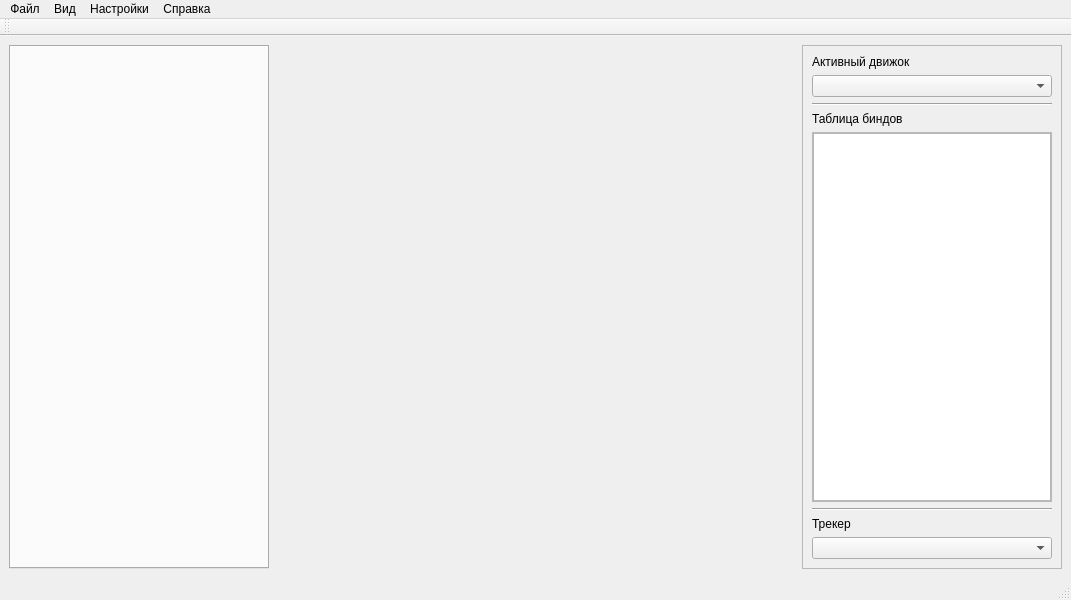
Qt form mainwindow.ui (SpaceBirbMan/RCubiqStudio) before a commit.
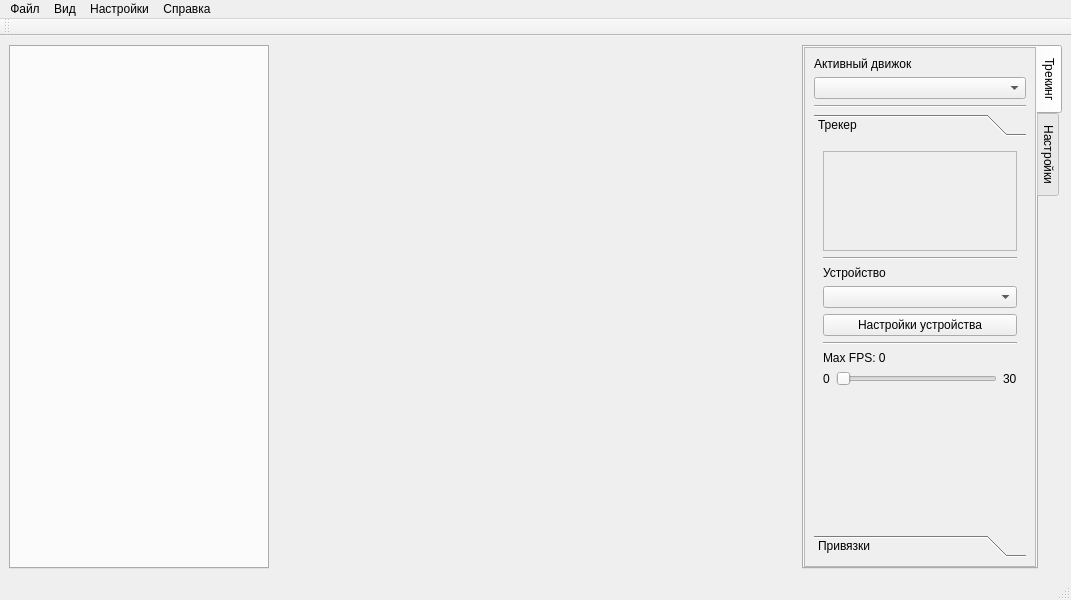
The same form after that commit.

The edit to the form file:
```diff
--- a/mainwindow.ui
+++ b/mainwindow.ui
@@ -21,8 +21,49 @@
     </sizepolicy>
    </property>
    <layout class="QGridLayout" name="gridLayout_2" columnstretch="3,6,3">
+    <item row="0" column="1">
+     <widget class="QWidget" name="viewport" native="true"/>
+    </item>
+    <item row="0" column="0">
+     <widget class="QTabWidget" name="leftPanel">
+      <property name="tabPosition">
+       <enum>QTabWidget::TabPosition::West</enum>
+      </property>
+      <property name="currentIndex">
+       <number>-1</number>
+      </property>
+      <property name="movable">
+       <bool>true</bool>
+      </property>
+     </widget>
+    </item>
     <item row="0" column="2">
-     <widget class="QScrollArea" name="rightPanel">
+     <widget class="QTabWidget" name="rightPanel">
+      <property name="tabPosition">
+       <enum>QTabWidget::TabPosition::East</enum>
+      </property>
+      <property name="currentIndex">
+       <number>0</number>
+      </property>
+      <widget class="QWidget" name="bindsTab">
+       <attribute name="title">
+        <string>Трекинг</string>
+       </attribute>
+       <layout class="QVBoxLayout" name="verticalLayout_2">
+        <property name="leftMargin">
+         <number>0</number>
+        </property>
+        <property name="topMargin">
+         <number>0</number>
+        </property>
+        <property name="rightMargin">
+         <number>0</number>
+        </property>
+        <property name="bottomMargin">
+         <number>0</number>
+        </property>
+        <item>
+         <widget class="QScrollArea" name="innerRightPanel">
       <property name="widgetResizable">
        <bool>true</bool>
       </property>
@@ -31,8 +72,8 @@
         <rect>
          <x>0</x>
          <y>0</y>
-         <width>257</width>
-         <height>507</height>
+             <width>220</width>
+             <height>503</height>
         </rect>
        </property>
        <layout class="QVBoxLayout" name="verticalLayout">
@@ -54,47 +95,67 @@
          </widget>
         </item>
         <item>
+             <widget class="QToolBox" name="toolBox">
+              <property name="currentIndex">
+               <number>0</number>
+              </property>
+              <widget class="QWidget" name="page_3">
+               <property name="geometry">
+                <rect>
+                 <x>0</x>
+                 <y>0</y>
+                 <width>198</width>
+                 <height>339</height>
+                </rect>
+               </property>
+               <attribute name="label">
+                <string>Трекер</string>
+               </attribute>
+               <layout class="QVBoxLayout" name="verticalLayout_3">
+                <item>
+                 <widget class="QFrame" name="frameForFace">
+                  <property name="sizePolicy">
+                   <sizepolicy hsizetype="Preferred" vsizetype="Preferred">
+                    <horstretch>0</horstretch>
+                    <verstretch>0</verstretch>
+                   </sizepolicy>
+                  </property>
+                  <property name="minimumSize">
+                   <size>
+                    <width>0</width>
+                    <height>100</height>
+                   </size>
+                  </property>
+                  <property name="frameShape">
+                   <enum>QFrame::Shape::StyledPanel</enum>
+                  </property>
+                  <property name="frameShadow">
+                   <enum>QFrame::Shadow::Raised</enum>
+                  </property>
+                 </widget>
+                </item>
+                <item>
+                 <widget class="Line" name="line_3">
+                  <property name="orientation">
+                   <enum>Qt::Orientation::Horizontal</enum>
+                  </property>
+                 </widget>
+                </item>
+                <item>
          <widget class="QLabel" name="label_2">
           <property name="text">
-           <string>Таблица биндов</string>
+                   <string>Устройство</string>
           </property>
          </widget>
         </item>
         <item>
-         <widget class="QScrollArea" name="scrollArea_3">
-          <property name="widgetResizable">
-           <bool>true</bool>
-          </property>
-          <widget class="QWidget" name="scrollAreaWidgetContents_3">
-           <property name="geometry">
-            <rect>
-             <x>0</x>
-             <y>0</y>
-             <width>233</width>
-             <height>312</height>
-            </rect>
-           </property>
-           <layout class="QHBoxLayout" name="horizontalLayout_2">
-            <property name="spacing">
-             <number>0</number>
-            </property>
-            <property name="leftMargin">
-             <number>0</number>
-            </property>
-            <property name="topMargin">
-             <number>0</number>
-            </property>
-            <property name="rightMargin">
-             <number>0</number>
-            </property>
-            <property name="bottomMargin">
-             <number>0</number>
-            </property>
-            <item>
-             <widget class="QTableView" name="tableView"/>
-            </item>
-           </layout>
-          </widget>
+                 <widget class="QComboBox" name="videoDeviceComboBox"/>
+                </item>
+                <item>
+                 <widget class="QPushButton" name="videoDeviceSettingsButton">
+                  <property name="text">
+                   <string>Настройки устройства</string>
+                  </property>
          </widget>
         </item>
         <item>
@@ -105,33 +166,78 @@
          </widget>
         </item>
         <item>
-         <widget class="QLabel" name="label_3">
+                 <widget class="QLabel" name="fpsSettedNowLabel">
           <property name="text">
-           <string>Трекер</string>
+                   <string>Max FPS: 0</string>
           </property>
          </widget>
         </item>
         <item>
-         <widget class="QComboBox" name="trackerBox"/>
-        </item>
-       </layout>
-      </widget>
-     </widget>
-    </item>
-    <item row="0" column="1">
-     <widget class="QWidget" name="viewport" native="true"/>
-    </item>
-    <item row="0" column="0">
-     <widget class="QTabWidget" name="leftPanel">
-      <property name="tabPosition">
-       <enum>QTabWidget::TabPosition::West</enum>
-      </property>
-      <property name="currentIndex">
-       <number>-1</number>
-      </property>
-      <property name="movable">
-       <bool>true</bool>
-      </property>
+                 <layout class="QHBoxLayout" name="horizontalLayout_2">
+                  <item>
+                   <widget class="QLabel" name="label_5">
+                    <property name="text">
+                     <string>0</string>
+                    </property>
+                   </widget>
+                  </item>
+                  <item>
+                   <widget class="QSlider" name="maxFpsHorizontalSlider">
+                    <property name="orientation">
+                     <enum>Qt::Orientation::Horizontal</enum>
+                    </property>
+                   </widget>
+                  </item>
+                  <item>
+                   <widget class="QLabel" name="maxFpsLabel">
+                    <property name="text">
+                     <string>30</string>
+                    </property>
+                   </widget>
+                  </item>
+                 </layout>
+                </item>
+                <item>
+                 <spacer name="verticalSpacer">
+                  <property name="orientation">
+                   <enum>Qt::Orientation::Vertical</enum>
+                  </property>
+                  <property name="sizeHint" stdset="0">
+                   <size>
+                    <width>20</width>
+                    <height>40</height>
+                   </size>
+                  </property>
+                 </spacer>
+                </item>
+               </layout>
+              </widget>
+              <widget class="QWidget" name="page_4">
+               <property name="geometry">
+                <rect>
+                 <x>0</x>
+                 <y>0</y>
+                 <width>198</width>
+                 <height>339</height>
+                </rect>
+               </property>
+               <attribute name="label">
+                <string>Привязки</string>
+               </attribute>
+              </widget>
+             </widget>
+            </item>
+           </layout>
+          </widget>
+         </widget>
+        </item>
+       </layout>
+      </widget>
+      <widget class="QWidget" name="preferencesTab">
+       <attribute name="title">
+        <string>Настройки</string>
+       </attribute>
+      </widget>
      </widget>
     </item>
    </layout>
```
Lines whose indentation alone changed are shown as unchanged.
